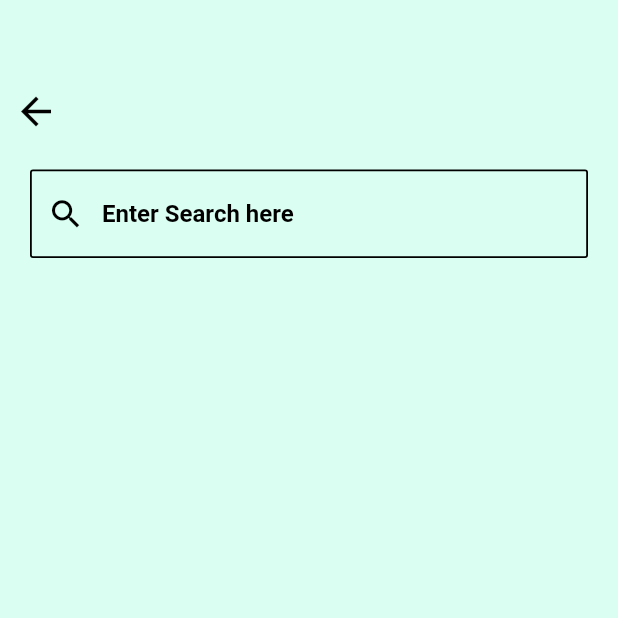
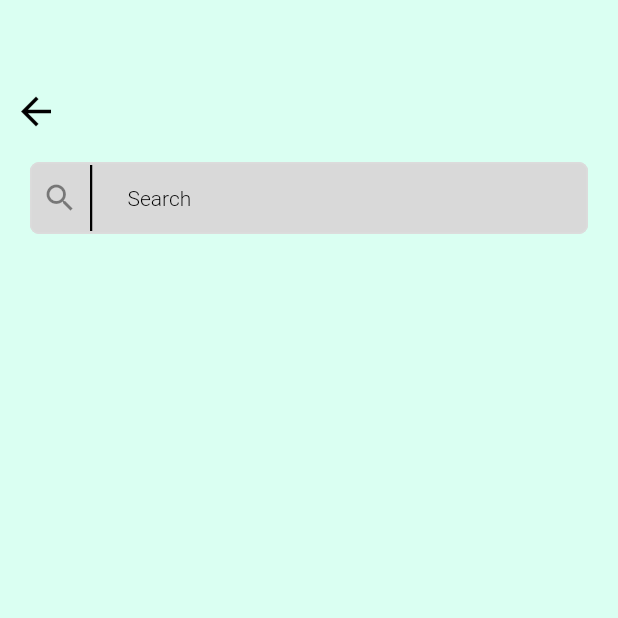
Before and after one commit to aisha06/elarmingapp, a Flutter app: the SearchScreen screen opened directly, on a phone screen of 412 x 824 dp, the top half of it. Run offline on Flutter 3.47's test engine with Material 2 defaults, Android fonts, the phone set to English and light mode, and no system bars; our stand-ins replace carousel_slider, cloud_firestore, firebase_auth, firebase_core, flutter_rating_bar, flutter_switch and 4 more; accounts and stored records are empty.

Commit message:
pushed new code

```diff
--- a/lib/views/search_screen.dart
+++ b/lib/views/search_screen.dart
@@ -58,31 +58,47 @@ class _SearchScreenState extends State<SearchScreen> {
               Padding(
                 padding: EdgeInsets.symmetric(
                   horizontal: 20,
-                  vertical: 15,
+                  vertical: 10,
                 ),
-                child: TextField(
-                    decoration: InputDecoration(
-                  hintText: "Enter Search here",
-                  prefixIcon: Icon(
-                    Icons.search,
-                    color: Colors.black,
-                    size: 25,
+                child: TextFormField(
+                  keyboardType: TextInputType.emailAddress,
+                  decoration: InputDecoration(
+                    prefixIcon: Row(
+                      mainAxisSize: MainAxisSize.min,
+                      children: [
+                        SizedBox(width: 8),
+                        Icon(Icons.search),
+                        SizedBox(width: 8),
+                        Container(
+                          height: 44, // Adjust the height as needed
+                          width: 1.5, // Width of the vertical divider
+                          color: Colors.black, // Color of the vertical divider
+                        ),
+                      ],
+                    ),
+                    filled: true,
+                    fillColor: Color(0xffD9D9D9),
+                    hintText: "     Search ",
+                    hintStyle: Theme.of(context).textTheme.bodyMedium?.copyWith(
+                          fontSize: 14,
+                          color: Colors.black,
+                          fontWeight: FontWeight.w300,
+                        ),
+                    contentPadding: EdgeInsets.fromLTRB(20, 10, 20, 10),
+                    enabledBorder: OutlineInputBorder(
+                      borderRadius: BorderRadius.circular(6),
+                      borderSide: BorderSide(color: Color(0xffDCDCDC)),
+                    ),
+                    focusedBorder: OutlineInputBorder(
+                      borderRadius: BorderRadius.circular(6),
+                      borderSide: BorderSide(color: Color(0xffDCDCDC)),
+                    ),
+                    border: OutlineInputBorder(
+                      borderRadius: BorderRadius.circular(6),
+                      borderSide: BorderSide(color: Color(0xffDCDCDC)),
+                    ),
                   ),
-                  hintStyle: TextStyle(
-                      fontWeight: FontWeight.bold,
-                      fontSize: 16,
-                      color: Colors.black),
-                  focusedBorder: OutlineInputBorder(
-                    borderRadius: BorderRadius.circular(2),
-                    borderSide:
-                        const BorderSide(color: Colors.black, width: 1.2),
-                  ),
-                  enabledBorder: OutlineInputBorder(
-                    borderRadius: BorderRadius.circular(2),
-                    borderSide:
-                        const BorderSide(color: Colors.black, width: 1.2),
-                  ),
-                )),
+                ),
               ),
             ],
           ),
--- a/pubspec.yaml
+++ b/pubspec.yaml
@@ -46,6 +46,7 @@ dependencies:
   cloud_firestore:
   toggle_switch: ^2.1.0
   flutter_rating_bar: ^4.0.1
+  getwidget: ^4.0.0
 
 
 
```
Also changed, not shown: lib/views/changePasswordView.dart (+23 -3 lines), lib/views/forgetView.dart (+16 -2 lines), lib/views/loginView.dart (+36 -15 lines), lib/views/notificationScreenView.dart (+24 -27 lines), lib/views/otpVerifyView.dart (+15 -2 lines), pubspec.lock.
